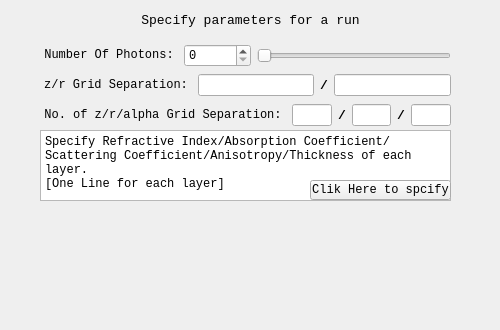
Old version of the form mainwidgets/confparas.ui in the repository SimonCqk/Photon_Propagation_Simulation.
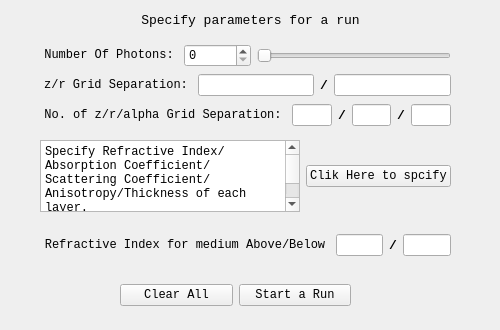
New version of the form.

Commit message: configure paras page 1.0

```diff
--- a/mainwidgets/confparas.ui
+++ b/mainwidgets/confparas.ui
@@ -234,42 +234,126 @@
     </item>
    </layout>
   </widget>
-  <widget class="QPlainTextEdit" name="plainTextEdit">
+  <widget class="QWidget" name="gridLayoutWidget">
    <property name="geometry">
     <rect>
      <x>40</x>
-     <y>130</y>
+     <y>140</y>
      <width>411</width>
-     <height>71</height>
+     <height>72</height>
     </rect>
    </property>
-   <property name="font">
-    <font>
-     <family>Consolas</family>
-    </font>
-   </property>
-   <property name="plainText">
-    <string>Specify Refractive Index/Absorption Coefficient/Scattering Coefficient/Anisotropy/Thickness of each layer.
+   <layout class="QGridLayout" name="gridLayout">
+    <item row="0" column="0">
+     <widget class="QPlainTextEdit" name="plainTextEdit">
+      <property name="font">
+       <font>
+        <family>Consolas</family>
+       </font>
+      </property>
+      <property name="plainText">
+       <string>Specify Refractive Index/Absorption Coefficient/Scattering Coefficient/Anisotropy/Thickness of each layer.
 [One Line for each layer]</string>
+      </property>
+     </widget>
+    </item>
+    <item row="0" column="1">
+     <widget class="QPushButton" name="SpeLayerButton">
+      <property name="font">
+       <font>
+        <family>Consolas</family>
+       </font>
+      </property>
+      <property name="text">
+       <string>Clik Here to spcify</string>
+      </property>
+     </widget>
+    </item>
+   </layout>
+  </widget>
+  <widget class="QWidget" name="horizontalLayoutWidget_4">
+   <property name="geometry">
+    <rect>
+     <x>40</x>
+     <y>220</y>
+     <width>411</width>
+     <height>51</height>
+    </rect>
    </property>
+   <layout class="QHBoxLayout" name="MediumhorizontalLayout">
+    <item>
+     <widget class="QPushButton" name="pushButton_2">
+      <property name="font">
+       <font>
+        <family>Consolas</family>
+       </font>
+      </property>
+      <property name="text">
+       <string>Refractive Index for medium Above/Below</string>
+      </property>
+      <property name="flat">
+       <bool>true</bool>
+      </property>
+     </widget>
+    </item>
+    <item>
+     <widget class="QLineEdit" name="MedAboveEdit"/>
+    </item>
+    <item>
+     <widget class="QLabel" name="label_5">
+      <property name="font">
+       <font>
+        <family>Consolas</family>
+        <pointsize>10</pointsize>
+        <weight>75</weight>
+        <bold>true</bold>
+       </font>
+      </property>
+      <property name="text">
+       <string>/</string>
+      </property>
+     </widget>
+    </item>
+    <item>
+     <widget class="QLineEdit" name="MedBelowEdit"/>
+    </item>
+   </layout>
   </widget>
-  <widget class="QPushButton" name="SpeLayerButton">
+  <widget class="QWidget" name="horizontalLayoutWidget_5">
    <property name="geometry">
     <rect>
-     <x>310</x>
-     <y>180</y>
-     <width>141</width>
-     <height>20</height>
+     <x>120</x>
+     <y>280</y>
+     <width>231</width>
+     <height>31</height>
     </rect>
    </property>
-   <property name="font">
-    <font>
-     <family>Consolas</family>
-    </font>
-   </property>
-   <property name="text">
-    <string>Clik Here to spcify</string>
-   </property>
+   <layout class="QHBoxLayout" name="horizontalLayout">
+    <item>
+     <widget class="QPushButton" name="pushButton_4">
+      <property name="font">
+       <font>
+        <family>Consolas</family>
+       </font>
+      </property>
+      <property name="text">
+       <string>Clear All</string>
+      </property>
+     </widget>
+    </item>
+    <item>
+     <widget class="QPushButton" name="pushButton_3">
+      <property name="font">
+       <font>
+        <family>Consolas</family>
+       </font>
+      </property>
+      <property name="text">
+       <string>Start a Run</string>
+      </property>
+     </widget>
+    </item>
+   </layout>
   </widget>
  </widget>
  <resources/>
```
The commit also changes 1 other file.
